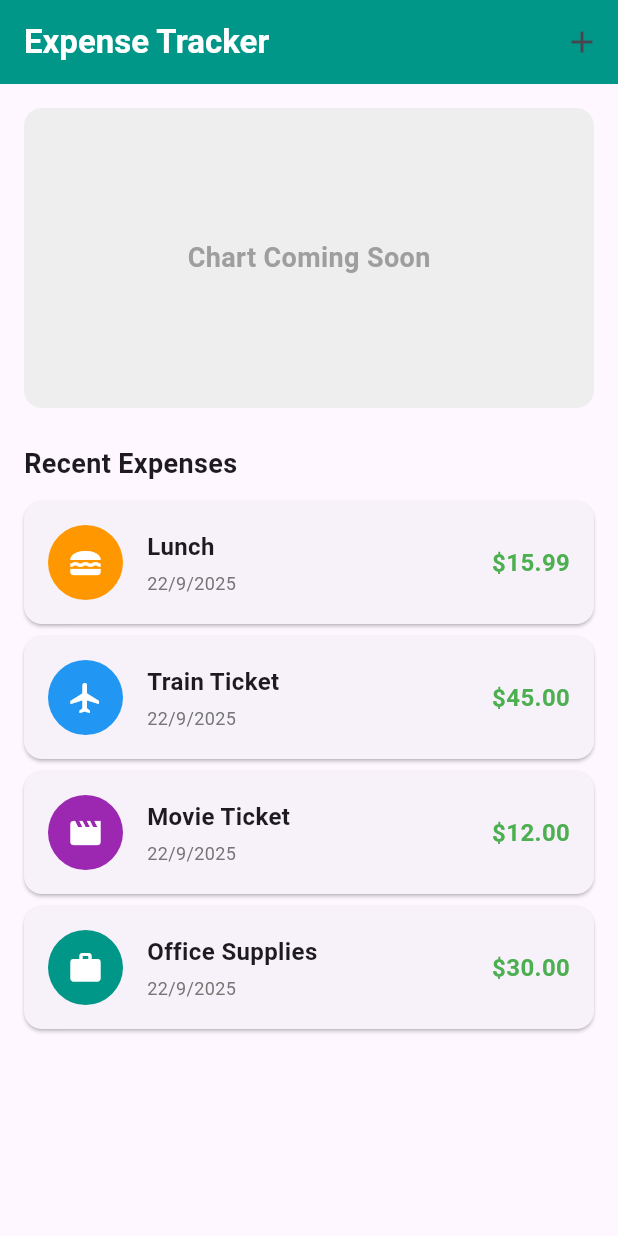
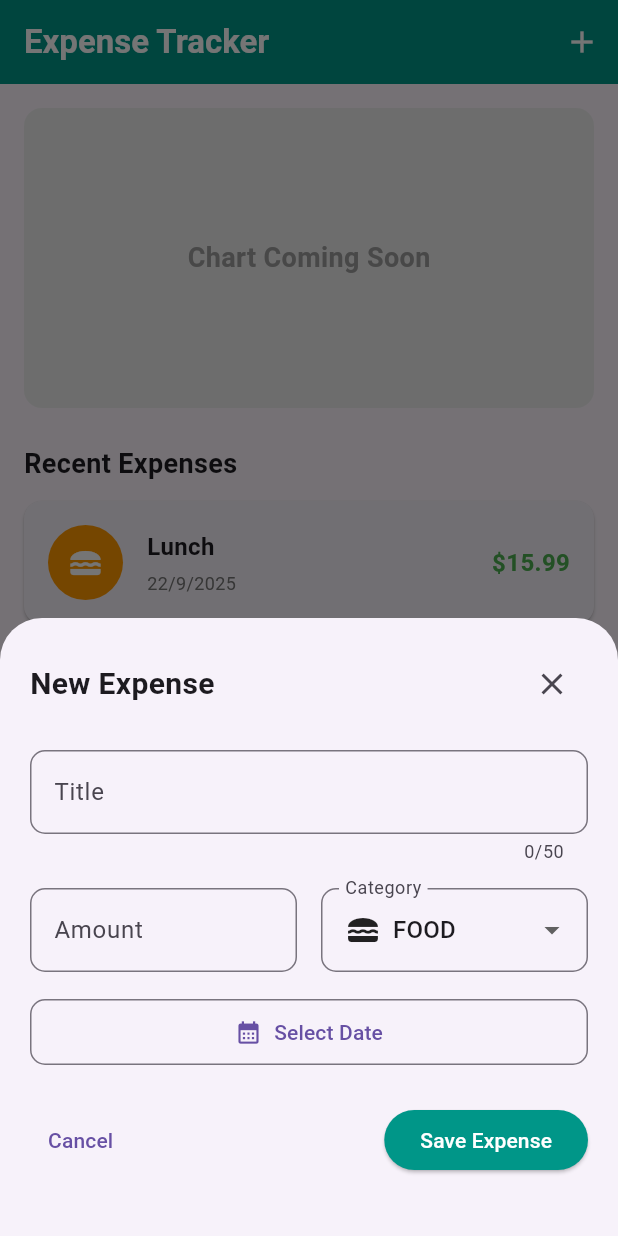
Before and after one commit to ivanjameslo/expense_tracker, a Flutter app: the screen it shows after launch, after a tap on the "add" icon, on a phone screen of 412 x 824 dp. Run offline on Flutter 3.47's test engine with Material 3 defaults, Android fonts, the phone set to English and light mode, and no system bars.

Commit message:
modal for add expenses

```diff
--- a/lib/expense.dart
+++ b/lib/expense.dart
@@ -1,4 +1,5 @@
 import 'package:expense_tracker/model/expense_item.dart';
+import 'package:expense_tracker/new_expense.dart';
 import 'package:expense_tracker/widgets/expense_item_widget.dart';
 import 'package:flutter/material.dart';
 
@@ -10,6 +11,16 @@ class Expense extends StatefulWidget {
 }
 
 class _ExpenseState extends State<Expense> {
+
+  void showAddExpense() {
+    showModalBottomSheet(
+      useSafeArea: true,
+      isScrollControlled: true,
+      context: context,
+      builder: (ctx) => NewExpense()
+    );
+  }
+
   @override
   Widget build(BuildContext context) {
 
@@ -40,8 +51,7 @@ class _ExpenseState extends State<Expense> {
       ),
     ];
 
-    return MaterialApp(
-      home: Scaffold(
+    return Scaffold(
       appBar: AppBar(
         title: const Text('Expense Tracker',
           style: TextStyle(
@@ -51,9 +61,9 @@ class _ExpenseState extends State<Expense> {
         ),
           actions: [
             IconButton(
-              icon: const Icon(Icons.add),
+              icon: const Icon(Icons.add, color: Colors.white),
               onPressed: () {
-                // Add your onPressed code here!
+                showAddExpense();
               },
             )
           ],
@@ -106,7 +116,6 @@ class _ExpenseState extends State<Expense> {
             ),
           ],
         ),
-      ),
     );
   }
 }
--- a/lib/main.dart
+++ b/lib/main.dart
@@ -2,5 +2,21 @@ import 'package:expense_tracker/expense.dart';
 import 'package:flutter/material.dart';
 
 void main() {
-  runApp(const Expense());
+  runApp(const MyApp());
 }
+
+class MyApp extends StatelessWidget {
+  const MyApp({super.key});
+
+  @override
+  Widget build(BuildContext context) {
+    return MaterialApp(
+      title: 'Expense Tracker',
+      theme: ThemeData(
+        primarySwatch: Colors.teal,
+        useMaterial3: true,
+      ),
+      home: const Expense(),
+    );
+  }
+}
--- /dev/null
+++ b/lib/new_expense.dart
@@ -0,0 +1,223 @@
+import 'package:expense_tracker/model/expense_item.dart';
+import 'package:flutter/material.dart';
+
+class NewExpense extends StatefulWidget {
+  const NewExpense({super.key});
+
+  @override
+  State<NewExpense> createState() => _NewExpenseState();
+}
+
+class _NewExpenseState extends State<NewExpense> {
+  final _titleEditingController = TextEditingController();
+  final _amountController = TextEditingController();
+  DateTime? _selectedDate;
+  Category _selectedCategory = Category.food;
+
+  void _showDatePopup() async {
+    final now = DateTime.now();
+    final firstDate = DateTime(now.year - 1, now.month, now.day);
+    final pickedDate = await showDatePicker(
+      context: context,
+      initialDate: now,
+      firstDate: firstDate,
+      lastDate: now,
+    );
+    setState(() {
+      _selectedDate = pickedDate;
+    });
+  }
+
+  void _submitExpenseData() {
+    final enteredAmount = double.tryParse(_amountController.text);
+    final amountIsInvalid = enteredAmount == null || enteredAmount <= 0;
+
+    if (_titleEditingController.text.trim().isEmpty ||
+        amountIsInvalid ||
+        _selectedDate == null) {
+      showDialog(
+        context: context,
+        builder: (ctx) => AlertDialog(
+          title: const Text('Invalid input'),
+          content: const Text(
+              'Please make sure a valid title, amount, date and category was entered.'),
+          actions: [
+            TextButton(
+              onPressed: () {
+                Navigator.pop(ctx);
+              },
+              child: const Text('Okay'),
+            ),
+          ],
+        ),
+      );
+      return;
+    }
+
+    final newExpense = ExpenseItem(
+      title: _titleEditingController.text,
+      amount: enteredAmount,
+      date: _selectedDate!,
+      category: _selectedCategory,
+    );
+
+    // TODO: Add the expense to the list
+    Navigator.pop(context, newExpense);
+  }
+
+  @override
+  void dispose() {
+    _titleEditingController.dispose();
+    _amountController.dispose();
+    super.dispose();
+  }
+
+  @override
+  Widget build(BuildContext context) {
+    final keyboardSpace = MediaQuery.of(context).viewInsets.bottom;
+    final screenHeight = MediaQuery.of(context).size.height;
+
+    return Container(
+      height: screenHeight * 0.5 + keyboardSpace,
+      child: SingleChildScrollView(
+        child: Padding(
+          padding: EdgeInsets.fromLTRB(20, 20, 20, keyboardSpace + 20),
+          child: Column(
+            children: [
+              // Header with title and close button
+              Row(
+                mainAxisAlignment: MainAxisAlignment.spaceBetween,
+                children: [
+                  const Text(
+                    'New Expense',
+                    style: TextStyle(
+                      fontSize: 20,
+                      fontWeight: FontWeight.bold,
+                    ),
+                  ),
+                  IconButton(
+                    onPressed: () {
+                      Navigator.pop(context);
+                    },
+                    icon: const Icon(Icons.close),
+                    iconSize: 24,
+                  ),
+                ],
+              ),
+              const SizedBox(height: 20),
+
+              // Title input
+              TextField(
+                controller: _titleEditingController,
+                maxLength: 50,
+                decoration: const InputDecoration(
+                  label: Text('Title'),
+                  border: OutlineInputBorder(
+                    borderRadius: BorderRadius.all(Radius.circular(10)),
+                  ),
+                ),
+              ),
+              const SizedBox(height: 16),
+
+              // Amount input and category dropdown
+              Row(
+                children: [
+                  Expanded(
+                    child: TextField(
+                      controller: _amountController,
+                      keyboardType: TextInputType.number,
+                      decoration: const InputDecoration(
+                        prefixText: '\$ ',
+                        label: Text('Amount'),
+                        border: OutlineInputBorder(
+                          borderRadius: BorderRadius.all(Radius.circular(10)),
+                        ),
+                      ),
+                    ),
+                  ),
+                  const SizedBox(width: 16),
+                  Expanded(
+                    child: DropdownButtonFormField<Category>(
+                      value: _selectedCategory,
+                      decoration: const InputDecoration(
+                        label: Text('Category'),
+                        border: OutlineInputBorder(
+                          borderRadius: BorderRadius.all(Radius.circular(10)),
+                        ),
+                      ),
+                      items: Category.values
+                          .map(
+                            (category) => DropdownMenuItem(
+                              value: category,
+                              child: Row(
+                                children: [
+                                  Icon(categoryIcons[category]),
+                                  const SizedBox(width: 8),
+                                  Text(category.name.toUpperCase()),
+                                ],
+                              ),
+                            ),
+                          )
+                          .toList(),
+                      onChanged: (value) {
+                        if (value == null) {
+                          return;
+                        }
+                        setState(() {
+                          _selectedCategory = value;
+                        });
+                      },
+                    ),
+                  ),
+                ],
+              ),
+              const SizedBox(height: 16),
+
+              // Date picker
+              SizedBox(
+                width: double.infinity,
+                child: OutlinedButton.icon(
+                  onPressed: _showDatePopup,
+                  icon: const Icon(Icons.calendar_month),
+                  label: Text(
+                    _selectedDate == null
+                        ? 'Select Date'
+                        : '${_selectedDate!.day}/${_selectedDate!.month}/${_selectedDate!.year}',
+                  ),
+                  style: OutlinedButton.styleFrom(
+                    padding: const EdgeInsets.symmetric(vertical: 12, horizontal: 16),
+                    shape: RoundedRectangleBorder(
+                      borderRadius: BorderRadius.circular(10),
+                    ),
+                  ),
+                ),
+              ),
+              const SizedBox(height: 24),
+
+              // Action buttons
+              Row(
+                children: [
+                  TextButton(
+                    onPressed: () {
+                      Navigator.pop(context);
+                    },
+                    child: const Text('Cancel'),
+                  ),
+                  const Spacer(),
+                  ElevatedButton(
+                    onPressed: _submitExpenseData,
+                    style: ElevatedButton.styleFrom(
+                      backgroundColor: Colors.teal,
+                      foregroundColor: Colors.white,
+                    ),
+                    child: const Text('Save Expense'),
+                  ),
+                ],
+              ),
+            ],
+          ),
+        ),
+      ),
+    );
+  }
+}
```
Lines whose indentation alone changed are shown as unchanged.
